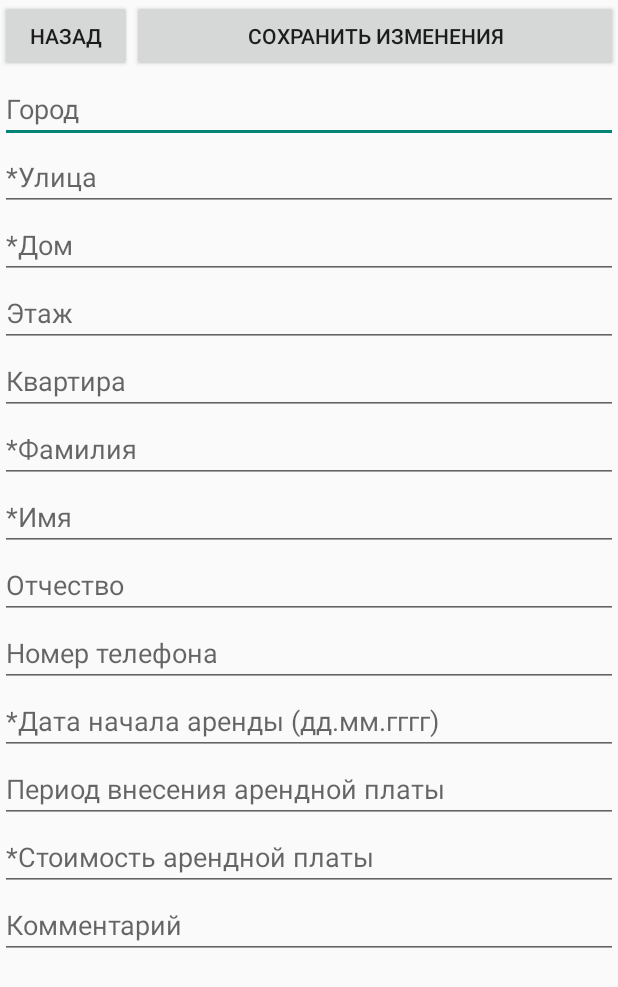
After one commit to ONEPANTSU/one-resident, an Android app: the ChangeResidentActivity screen opened directly, with no data from a screen before it, on a phone screen of 412 x 824 dp. The commit adds this screen. Shown: the top 987 px of the screen. Run offline under Robolectric (Android 15) with nearby library versions, the phone set to English and light mode, and no system bars.

Commit message:
Full DB's CRUD functions (done)

```diff
--- /dev/null
+++ b/app/src/main/java/space/onepantsu/oneresident/ChangeResidentActivity.java
@@ -0,0 +1,140 @@
+package space.onepantsu.oneresident;
+
+import androidx.appcompat.app.AppCompatActivity;
+
+import android.annotation.SuppressLint;
+import android.content.ContentValues;
+import android.content.Intent;
+import android.database.sqlite.SQLiteDatabase;
+import android.os.Bundle;
+import android.view.View;
+import android.widget.EditText;
+import android.widget.TextView;
+import android.widget.Toast;
+
+import space.onepantsu.oneresident.database.DBMS;
+import space.onepantsu.oneresident.database.DataBase;
+
+public class ChangeResidentActivity extends AppCompatActivity {
+
+    ResidentActivity.ResidentInfo resident;
+    EditText city, street, house, level, flat,
+            surname, name, secondname, phone, date, period, price, comment;
+
+    @SuppressLint("SetTextI18n")
+    @Override
+    protected void onCreate(Bundle savedInstanceState) {
+        super.onCreate(savedInstanceState);
+        setContentView(R.layout.activity_change_resident);
+        Bundle arguments = getIntent().getExtras();
+
+        city = (EditText) findViewById(R.id.textCity);
+        street = (EditText) findViewById(R.id.textStreet);
+        house = (EditText) findViewById(R.id.textHouse);
+        level = (EditText) findViewById(R.id.textLevel);
+        flat = (EditText) findViewById(R.id.textFlat);
+        surname = (EditText) findViewById(R.id.textSurname);
+        name = (EditText) findViewById(R.id.textName);
+        secondname = (EditText) findViewById(R.id.textSecondName);
+        phone = (EditText) findViewById(R.id.textPhone);
+        date = (EditText) findViewById(R.id.textDate);
+        period = (EditText) findViewById(R.id.textPeriod);
+        price = (EditText) findViewById(R.id.textPrice);
+        comment = (EditText) findViewById(R.id.textComment);
+
+        if (arguments != null) {
+            resident = (ResidentActivity.ResidentInfo)
+                    arguments.getSerializable(ResidentActivity.ResidentInfo.class.getSimpleName());
+
+            if(resident.currentCity != "" && resident.currentCity != null){
+                city.setText(resident.currentCity);
+            }
+            if(resident.currentStreet != "" && resident.currentStreet != null){
+                street.setText(resident.currentStreet);
+            }
+            if(resident.currentHouse != "" && resident.currentHouse != null) {
+                house.setText(resident.currentHouse);
+            }
+            if(resident.currentLevel != null && resident.currentLevel != 0) {
+                String levelValue = resident.currentLevel.toString();
+                level.setText(levelValue);
+            }
+            if(resident.currentFlat != null && resident.currentFlat != 0) {
+                String flatValue = resident.currentFlat.toString();
+                flat.setText(flatValue);
+            }
+            if(resident.currentSurname != "" && resident.currentSurname != null) {
+                surname.setText(resident.currentSurname);
+            }
+            if(resident.currentName != "" && resident.currentName != null) {
+                name.setText(resident.currentName);
+            }
+            if(resident.currentSecondname != "" && resident.currentSecondname != null) {
+                secondname.setText(resident.currentSecondname);
+            }
+            if(resident.currentPhone != "" && resident.currentPhone != null) {
+                phone.setText(resident.currentPhone);
+            }
+            if(resident.currentDate != "" && resident.currentDate != null) {
+                date.setText(resident.currentDate);
+            }
+            if(resident.currentPeriod != null && resident.currentPeriod != 0) {
+                String periodValue = resident.currentPeriod.toString();
+                period.setText(periodValue);
+            }
+            if(resident.currentPrice != null && resident.currentPrice != 0) {
+                String priceValue = resident.currentPrice.toString();
+                price.setText(priceValue);
+            }
+            if(resident.currentComment != "" && resident.currentComment != null) {
+                comment.setText(resident.currentComment);
+            }
+        }
+    }
+
+    public void saveChanges(View view){
+
+        DBMS dbms = new DBMS(this);
+        SQLiteDatabase db = dbms.getWritableDatabase();
+        ContentValues newValues = new ContentValues();
+
+        newValues.put(DataBase.ResidentsTable.COLUMN_CITY, city.getText().toString());
+        newValues.put(DataBase.ResidentsTable.COLUMN_STREET, street.getText().toString());
+        newValues.put(DataBase.ResidentsTable.COLUMN_HOUSE, house.getText().toString());
+        newValues.put(DataBase.ResidentsTable.COLUMN_LEVEL, level.getText().toString());
+        newValues.put(DataBase.ResidentsTable.COLUMN_FLAT, flat.getText().toString());
+        newValues.put(DataBase.ResidentsTable.COLUMN_SURNAME, surname.getText().toString());
+        newValues.put(DataBase.ResidentsTable.COLUMN_NAME, name.getText().toString());
+        newValues.put(DataBase.ResidentsTable.COLUMN_SECONDNAME, secondname.getText().toString());
+        newValues.put(DataBase.ResidentsTable.COLUMN_PHONE, phone.getText().toString());
+        newValues.put(DataBase.ResidentsTable.COLUMN_DATE, date.getText().toString());
+        newValues.put(DataBase.ResidentsTable.COLUMN_PERIOD, period.getText().toString());
+        newValues.put(DataBase.ResidentsTable.COLUMN_PRICE, price.getText().toString());
+        newValues.put(DataBase.ResidentsTable.COLUMN_COMMENT, comment.getText().toString());
+
+        String where = DataBase.ResidentsTable._ID + "=" + resident.currentID;
+
+        try {
+            db.update(DataBase.ResidentsTable.TABLE_NAME, newValues, where, null);
+            Toast.makeText(this, "Арендатор успешно изменён", Toast.LENGTH_SHORT).show();
+            back();
+        }
+        catch (Exception e){
+            Toast.makeText(this, "Ошибка при изменении арендатора", Toast.LENGTH_SHORT).show();
+        }
+    }
+
+    public void goBack(View view){
+        back();
+    }
+
+    public void back(){
+        Intent intent = new Intent(this, ResidentActivity.class);
+        startActivity(intent);
+        closeActivity();
+    }
+
+    private void closeActivity() {
+        this.finish();
+    }
+}
--- /dev/null
+++ b/app/src/main/res/layout/activity_change_resident.xml
@@ -0,0 +1,157 @@
+<?xml version="1.0" encoding="utf-8"?>
+<androidx.constraintlayout.widget.ConstraintLayout xmlns:android="http://schemas.android.com/apk/res/android"
+    xmlns:app="http://schemas.android.com/apk/res-auto"
+    xmlns:tools="http://schemas.android.com/tools"
+    android:layout_width="match_parent"
+    android:layout_height="match_parent"
+    tools:context=".ChangeResidentActivity">
+
+    <LinearLayout
+        android:layout_marginTop="0dp"
+        android:layout_marginLeft="0dp"
+        android:layout_marginRight="0dp"
+        android:layout_height="50dp"
+        android:layout_width="match_parent"
+        tools:ignore="MissingConstraints"
+        android:orientation="horizontal">
+
+        <Button
+            android:id="@+id/backButtonFromResidentActivity"
+            android:layout_width="wrap_content"
+            android:layout_height="wrap_content"
+            android:onClick="goBack"
+            android:text="Назад"
+            tools:layout_editor_absoluteX="55dp"
+            tools:layout_editor_absoluteY="34dp" />
+
+        <Button
+            android:id="@+id/buttonAdd"
+            android:layout_width="wrap_content"
+            android:layout_height="wrap_content"
+            android:layout_weight="1"
+            android:onClick="saveChanges"
+            android:text="Сохранить изменения" />
+
+    </LinearLayout>
+    <ScrollView
+        android:layout_marginTop="50dp"
+        android:layout_marginBottom="0dp"
+        android:layout_marginLeft="0dp"
+        android:layout_marginRight="0dp"
+        android:layout_width="match_parent"
+        android:layout_height="match_parent">
+        <LinearLayout
+
+            android:layout_height="match_parent"
+            android:layout_width="match_parent"
+            tools:ignore="MissingConstraints"
+            android:orientation="vertical">
+
+
+            <EditText
+                android:id="@+id/textCity"
+                android:layout_width="match_parent"
+                android:layout_height="wrap_content"
+                android:ems="10"
+                android:inputType="textPersonName"
+                android:hint="Город" />
+
+            <EditText
+                android:id="@+id/textStreet"
+                android:layout_width="match_parent"
+                android:layout_height="wrap_content"
+                android:ems="10"
+                android:inputType="textPersonName"
+                android:hint="*Улица" />
+
+            <EditText
+                android:id="@+id/textHouse"
+                android:layout_width="match_parent"
+                android:layout_height="wrap_content"
+                android:ems="10"
+                android:inputType="textPersonName"
+                android:hint="*Дом" />
+
+            <EditText
+                android:id="@+id/textLevel"
+                android:layout_width="match_parent"
+                android:layout_height="wrap_content"
+                android:ems="10"
+                android:inputType="number"
+                android:hint="Этаж" />
+
+            <EditText
+                android:id="@+id/textFlat"
+                android:layout_width="match_parent"
+                android:layout_height="wrap_content"
+                android:ems="10"
+                android:inputType="number"
+                android:hint="Квартира"/>
+
+            <EditText
+                android:id="@+id/textSurname"
+                android:layout_width="match_parent"
+                android:layout_height="wrap_content"
+                android:ems="10"
+                android:inputType="textPersonName"
+                android:hint="*Фамилия" />
+
+            <EditText
+                android:id="@+id/textName"
+                android:layout_width="match_parent"
+                android:layout_height="wrap_content"
+                android:ems="10"
+                android:inputType="textPersonName"
+                android:hint="*Имя" />
+
+            <EditText
+                android:id="@+id/textSecondName"
+                android:layout_width="match_parent"
+                android:layout_height="wrap_content"
+                android:ems="10"
+                android:inputType="textPersonName"
+                android:hint="Отчество" />
+
+            <EditText
+                android:id="@+id/textPhone"
+                android:layout_width="match_parent"
+                android:layout_height="wrap_content"
+                android:ems="10"
+                android:inputType="phone"
+                android:hint="Номер телефона"/>
+
+            <EditText
+                android:id="@+id/textDate"
+                android:layout_width="match_parent"
+                android:layout_height="wrap_content"
+                android:ems="10"
+                android:inputType="date"
+                android:hint="*Дата начала аренды (дд.мм.гггг)"/>
+
+            <EditText
+                android:id="@+id/textPeriod"
+                android:layout_width="match_parent"
+                android:layout_height="wrap_content"
+                android:ems="10"
+                android:inputType="number"
+                android:hint="Период внесения арендной платы"/>
+
+            <EditText
+                android:id="@+id/textPrice"
+                android:layout_width="match_parent"
+                android:layout_height="wrap_content"
+                android:ems="10"
+                android:inputType="number"
+                android:hint="*Стоимость арендной платы"/>
+
+            <EditText
+                android:id="@+id/textComment"
+                android:layout_width="match_parent"
+                android:layout_height="wrap_content"
+                android:ems="10"
+                android:inputType="textPersonName"
+                android:hint="Комментарий" />
+
+        </LinearLayout>
+    </ScrollView>
+</androidx.constraintlayout.widget.ConstraintLayout>
```
Also changed, not shown: app/src/main/AndroidManifest.xml (+9 -3 lines), app/src/main/java/space/onepantsu/oneresident/AddActivity.java (+10 -5 lines), app/src/main/java/space/onepantsu/oneresident/ResidentActivity.java (+40 -9 lines), app/src/main/java/space/onepantsu/oneresident/ResidentInfoActivity.java (added, +109 -0 lines), app/src/main/res/layout/activity_resident_info.xml (added, +145 -0 lines), app/src/main/res/layout/custom_resident_layout.xml (+16 -14 lines).
